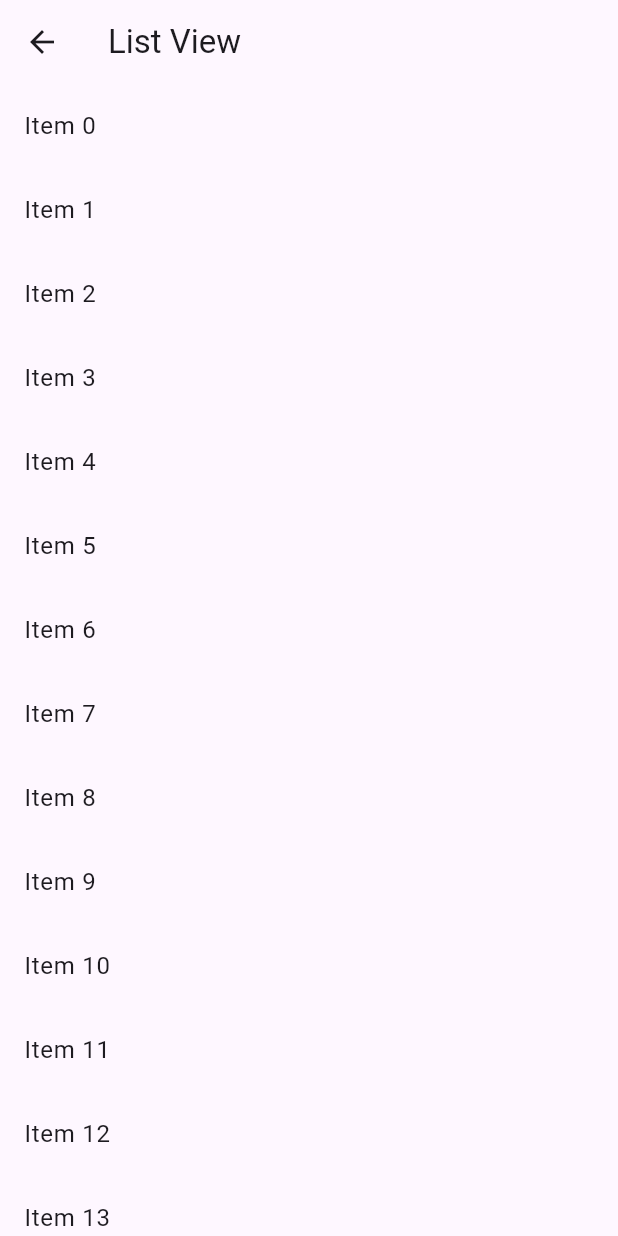
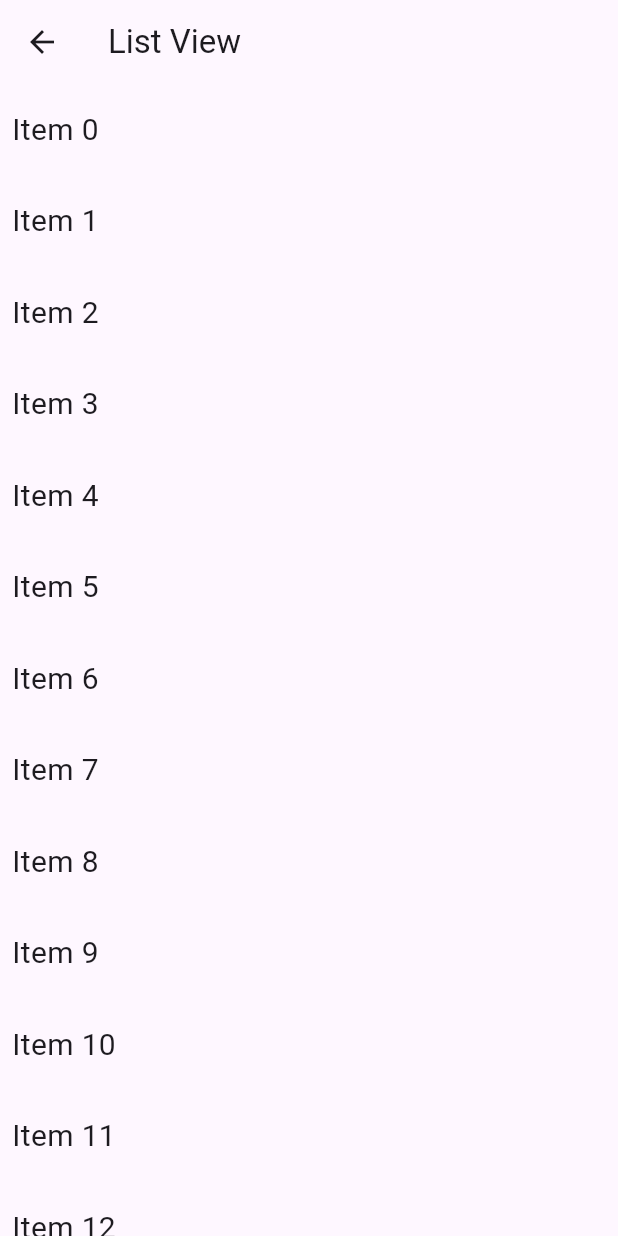
Before and after one commit to nurmuhammad0126/applife_ciycle, a Flutter app: the ListScreen screen opened directly, on a phone screen of 412 x 824 dp. Run offline on Flutter 3.47's test engine with Material 3 defaults, Android fonts, the light colour scheme and no system bars; network calls fail.

Commit message:
socond commit

```diff
--- a/lib/main.dart
+++ b/lib/main.dart
@@ -1,4 +1,4 @@
-import 'package:app_lifecicle/screens/image_screen.dart';
+import 'package:app_lifecicle/screens/computation_screen.dart';
 import 'package:flutter/material.dart';
 import 'package:flutter/rendering.dart';
 
@@ -15,6 +15,6 @@ class MainApp extends StatelessWidget {
 
   @override
   Widget build(BuildContext context) {
-    return MaterialApp(home: ImageScreen());
+    return MaterialApp(home: ComputationScreen());
   }
 }
--- a/lib/screens/list_screen.dart
+++ b/lib/screens/list_screen.dart
@@ -23,6 +23,9 @@ class ItemWidget extends StatelessWidget {
 
   @override
   Widget build(BuildContext context) {
-    return ListTile(title: Text('Item $index'));
+    return Padding(
+      padding: const EdgeInsets.symmetric(horizontal: 8, vertical: 16),
+      child: Text('Item $index', style: TextStyle(fontSize: 20)),
+    );
   }
 }
```
Also changed, not shown: lib/screens/image_screen.dart (+11 -8 lines).
